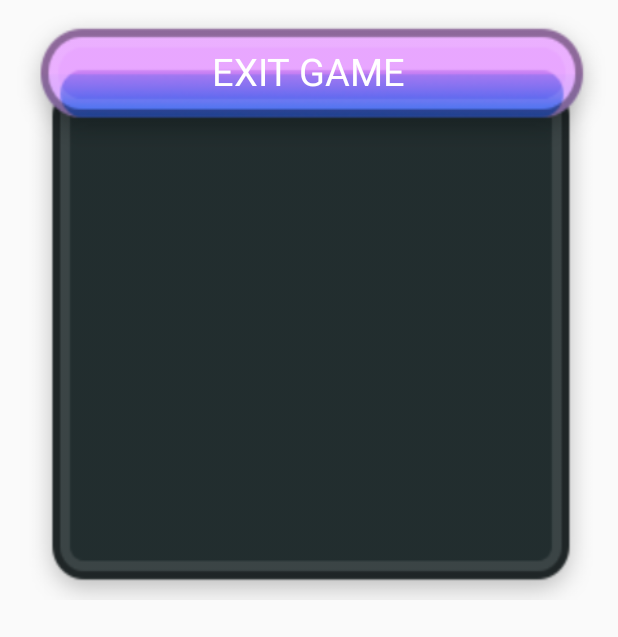
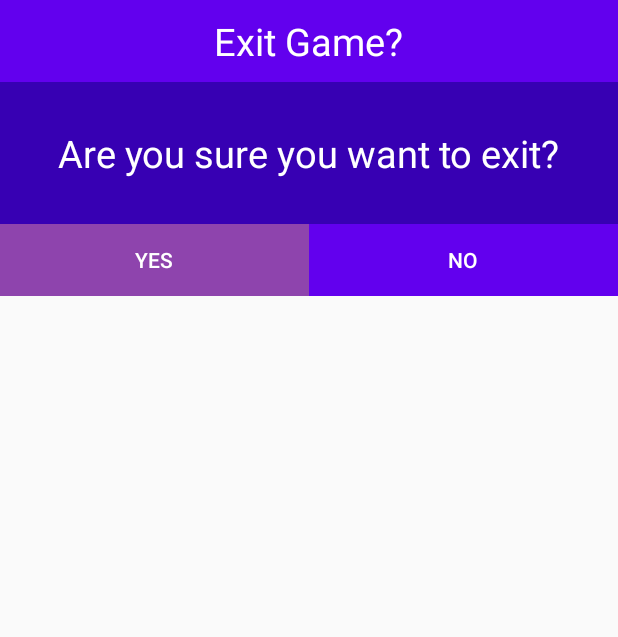
Before and after one commit to UnityDevelopersPH/MathTiniks, an Android app: the exitdialog screen opened directly, with no data from a screen before it, on a phone screen of 412 x 824 dp. Shown: the top 637 px of the screen. Run offline under Robolectric (Android 15) with nearby library versions, the phone set to English and light mode, and no system bars.

Commit message:
string added and custom dialog

```diff
--- a/app/src/main/java/mathtinik/thesis/MainActivity.java
+++ b/app/src/main/java/mathtinik/thesis/MainActivity.java
@@ -23,11 +23,7 @@ public class MainActivity extends AppCompatActivity {
         imgplay = findViewById(R.id.playButton);
         exitapp = findViewById(R.id.exit);
 
-        final AlertDialog cdialog = new AlertDialog.Builder(MainActivity.this).create();
-        LayoutInflater inflater = getLayoutInflater();
 
-        View cView = (View) inflater.inflate(R.layout.activity_exitdialog, null);
-        cdialog.setView(cView);
 
 
         imgplay.setOnClickListener(new View.OnClickListener() {
@@ -41,7 +37,11 @@ public class MainActivity extends AppCompatActivity {
         exitapp.setOnClickListener(new View.OnClickListener() {
             @Override
             public void onClick(View v) {
-                System.exit(0);
+                final AlertDialog cdialog = new AlertDialog.Builder(MainActivity.this).create();
+                LayoutInflater inflater = getLayoutInflater();
+
+                View cView = (View) inflater.inflate(R.layout.activity_exitdialog, null);
+                cdialog.setView(cView);
                 cdialog.show();
             }
         });
--- a/app/src/main/java/mathtinik/thesis/gamechoices.java
+++ b/app/src/main/java/mathtinik/thesis/gamechoices.java
@@ -27,33 +27,7 @@ public class gamechoices extends AppCompatActivity {
         multiply = findViewById(R.id.multiplication);
         divides = findViewById(R.id.division);
 
-        add.setOnClickListener(new View.OnClickListener() {
-            @Override
-            public void onClick(View v) {
-                choicex.setText("Addition");
-            }
-        });
 
-        subtracts.setOnClickListener(new View.OnClickListener() {
-            @Override
-            public void onClick(View v) {
-                choicex.setText("Subtraction");
-            }
-        });
-
-        multiply.setOnClickListener(new View.OnClickListener() {
-            @Override
-            public void onClick(View v) {
-                choicex.setText("Multiplication");
-            }
-        });
-
-        divides.setOnClickListener(new View.OnClickListener() {
-            @Override
-            public void onClick(View v) {
-                choicex.setText("Division");
-            }
-        });
 
     }
 }
--- a/app/src/main/res/layout/activity_exitdialog.xml
+++ b/app/src/main/res/layout/activity_exitdialog.xml
@@ -2,23 +2,69 @@
 <LinearLayout xmlns:android="http://schemas.android.com/apk/res/android"
     android:layout_width="match_parent"
     android:layout_height="400dp"
-    android:background="@drawable/exitdialog"
     android:orientation="vertical" >
 
     <LinearLayout
         android:layout_width="match_parent"
         android:layout_height="wrap_content"
         android:gravity="center"
-        android:paddingTop="30dp">
+        android:background="@color/colorPrimary"
+        android:padding="10dp">
 
         <TextView
             android:layout_width="wrap_content"
             android:layout_height="wrap_content"
             android:textSize="25dp"
             android:textColor="#ffffff"
-            android:text="EXIT GAME"/>
+            android:text="@string/exit_app"/>
 
 
     </LinearLayout>
 
+    <LinearLayout
+        android:layout_width="match_parent"
+        android:layout_height="wrap_content"
+        android:gravity="center"
+        android:background="@color/colorPrimaryDark"
+        android:padding="30dp">
+
+        <TextView
+            android:layout_width="wrap_content"
+            android:layout_height="wrap_content"
+            android:textSize="25dp"
+            android:textColor="#ffffff"
+            android:text="@string/exit_app_sure_message"/>
+
+
+    </LinearLayout>
+
+    <LinearLayout
+        android:layout_width="match_parent"
+        android:layout_height="wrap_content"
+        android:gravity="center"
+        android:orientation="horizontal"
+        android:background="@color/colorPrimaryDark">
+
+        <Button
+            android:id="@+id/exit_yes"
+            android:layout_width="wrap_content"
+            android:layout_height="match_parent"
+            android:layout_weight="1"
+            android:textColor="@color/colorWhite"
+            android:background="@color/colorPrimarykDark2"
+            android:text="@string/yes"/>
+
+        <Button
+            android:id="@+id/exit_no"
+            android:layout_width="wrap_content"
+            android:layout_height="match_parent"
+            android:layout_weight="1"
+            android:textColor="@color/colorWhite"
+            android:background="@color/colorPrimary"
+            android:text="@string/no"/>
+
+
+    </LinearLayout>
+
+
 </LinearLayout>
--- a/app/src/main/res/values/colors.xml
+++ b/app/src/main/res/values/colors.xml
@@ -1,6 +1,8 @@
 <?xml version="1.0" encoding="utf-8"?>
 <resources>
     <color name="colorPrimary">#6200EE</color>
+    <color name="colorPrimarykDark2">#8e44ad</color>
     <color name="colorPrimaryDark">#3700B3</color>
     <color name="colorAccent">#03DAC5</color>
+    <color name="colorWhite">#FFFFFF</color>
 </resources>
--- a/app/src/main/res/values/strings.xml
+++ b/app/src/main/res/values/strings.xml
@@ -2,4 +2,8 @@
     <string name="app_name">MathTinik</string>
     <string name="math">Math</string>
     <string name="tinik">Tinik</string>
+    <string name="exit_app">Exit Game?</string>
+    <string name="exit_app_sure_message">Are you sure you want to exit?</string>
+    <string name="yes">Yes</string>
+    <string name="no">No</string>
 </resources>
```
